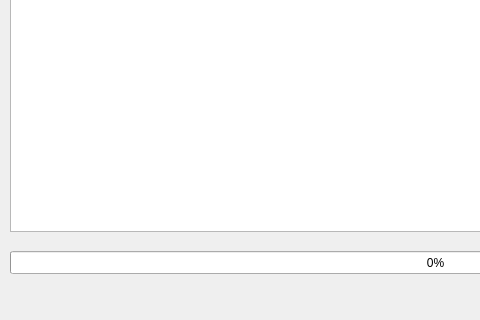
NiklasIP/dropbox_downloader, file layout.ui: the form before one commit; both pictures show x 0 to 480 and y 309 to 629 of the 883 by 629 pixel window.
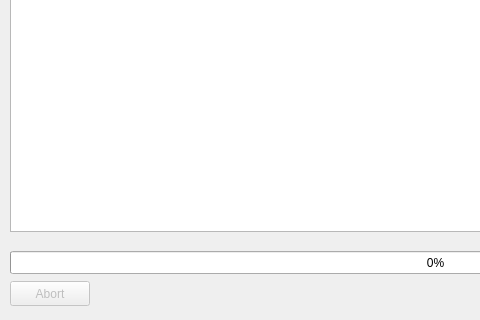
The form after the commit.

Commit message: Move threading changes to own branch

```diff
--- a/layout.ui
+++ b/layout.ui
@@ -160,6 +160,22 @@
     </rect>
    </property>
   </widget>
+  <widget class="QPushButton" name="abort_button">
+   <property name="enabled">
+    <bool>false</bool>
+   </property>
+   <property name="geometry">
+    <rect>
+     <x>10</x>
+     <y>590</y>
+     <width>80</width>
+     <height>25</height>
+    </rect>
+   </property>
+   <property name="text">
+    <string>Abort</string>
+   </property>
+  </widget>
  </widget>
  <resources/>
  <connections/>
```
The commit also changes 1 other file.
